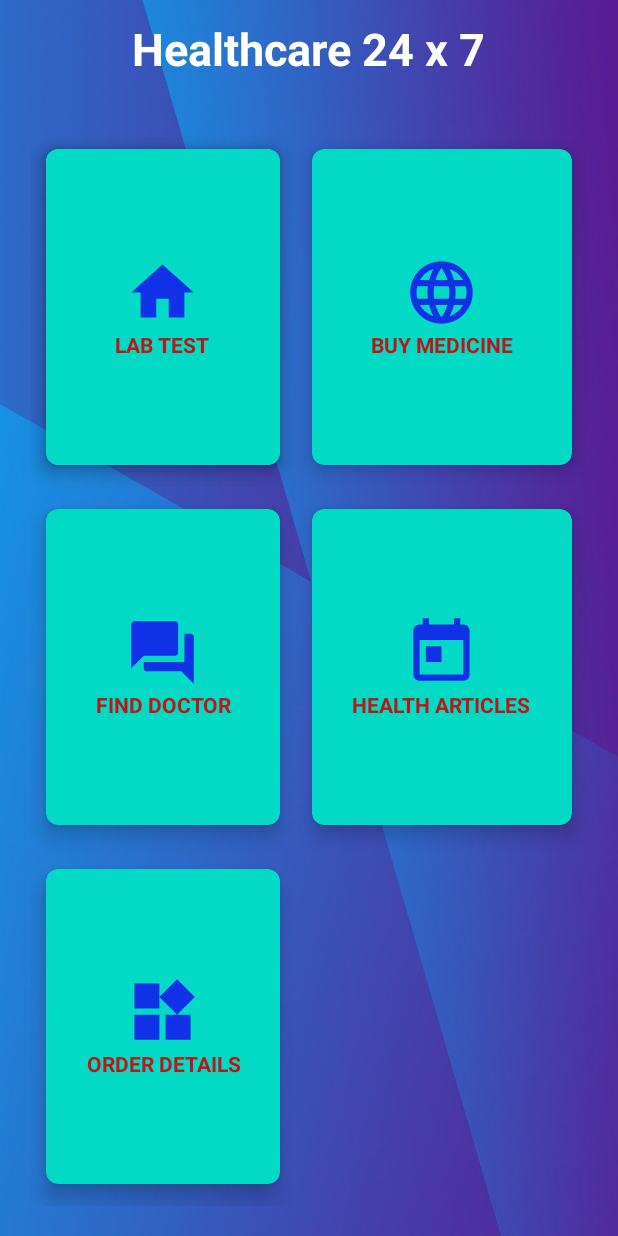
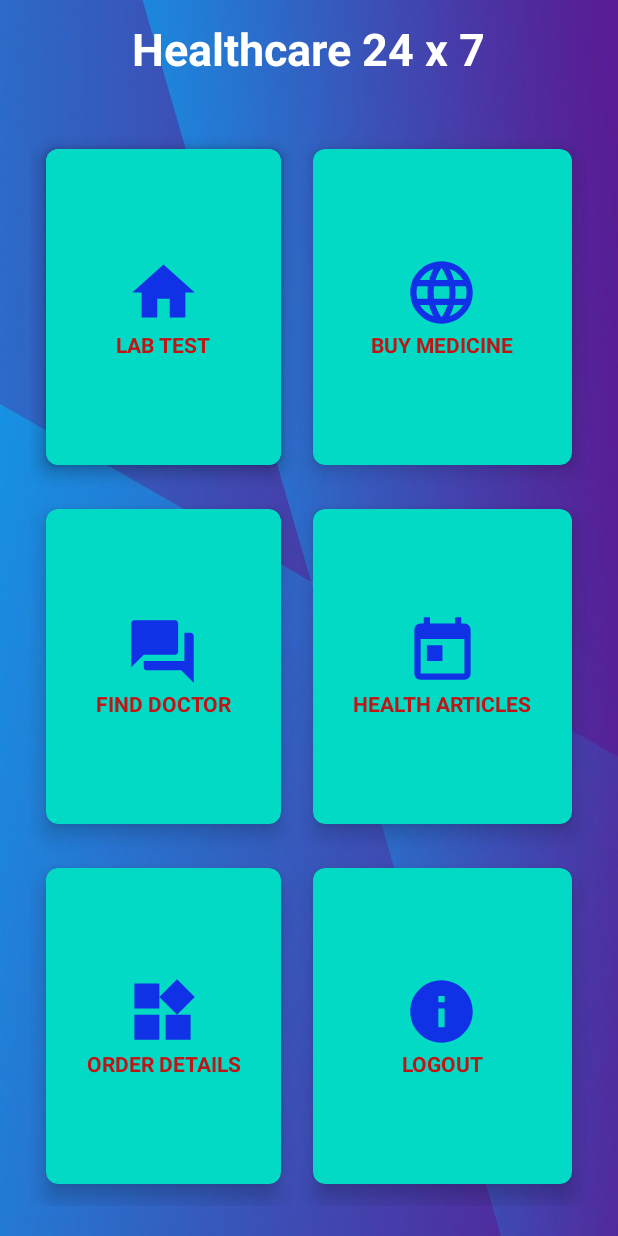
Before and after one commit to bhashana99/Healthcare-app-mobile, an Android app: the HomeActivity screen opened directly, with no data from a screen before it, on a phone screen of 412 x 824 dp. Run offline under Robolectric (Android 15) with nearby library versions, the phone set to English and light mode, and no system bars.

Commit message:
design logout card and complete home page design

```diff
--- a/app/src/main/res/layout/activity_home.xml
+++ b/app/src/main/res/layout/activity_home.xml
@@ -258,6 +258,43 @@
             </LinearLayout>
 
         </androidx.cardview.widget.CardView>
+        <androidx.cardview.widget.CardView
+            android:id="@+id/cardExit"
+            android:layout_width="wrap_content"
+            android:layout_height="wrap_content"
+            android:layout_column="1"
+            android:layout_row="2"
+            android:layout_columnWeight="1"
+            android:layout_rowWeight="1"
+            android:layout_gravity="fill"
+            app:cardBackgroundColor="@color/teal_200"
+            app:cardCornerRadius="8dp"
+            app:cardElevation="8dp"
+            app:cardUseCompatPadding="true"
+            >
+            <LinearLayout
+                android:layout_width="wrap_content"
+                android:layout_height="wrap_content"
+                android:layout_gravity="center_vertical|center"
+                android:gravity="center"
+                android:orientation="vertical">
+                <ImageView
+                    android:layout_width="wrap_content"
+                    android:layout_height="wrap_content"
+                    android:src="@drawable/info"
+                    />
+                <TextView
+                    android:layout_width="wrap_content"
+                    android:layout_height="wrap_content"
+                    android:text="LOGOUT"
+                    android:textAlignment="center"
+                    android:textColor="@color/colorRed"
+                    android:textStyle="bold"
+
+                    />
+            </LinearLayout>
+
+        </androidx.cardview.widget.CardView>
 
     </GridLayout>
 
```
